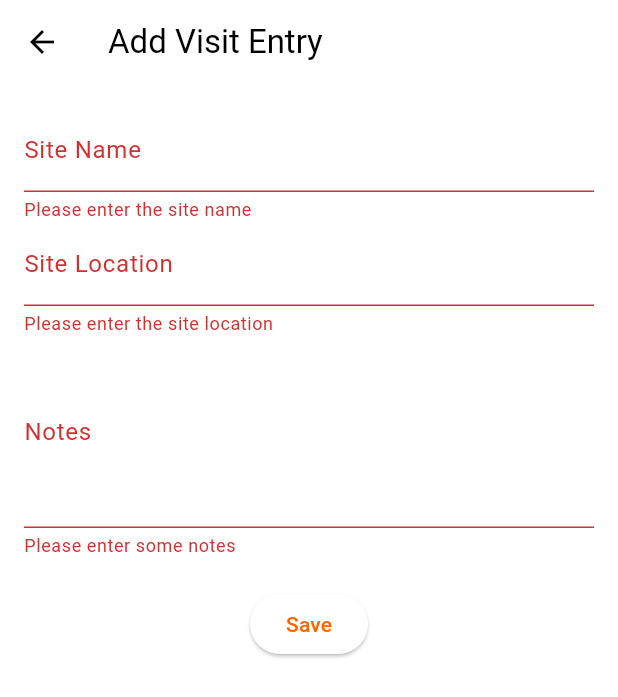
After one commit to arunmopare/vetpro-partner-flutter, a Flutter app: the AddVisitEntryPage screen opened directly, after a tap on "Save", on a phone screen of 412 x 824 dp. The commit adds this screen. Shown: the top 697 px of the screen. Run offline on Flutter 3.47's test engine with Material 3 defaults, Android fonts, the phone set to English and light mode, and no system bars; our stand-ins replace location, shared_preferences; missing offline and left inert: flutter_background, workmanager; accounts and stored records are empty.

Commit message:
added new changes

```diff
--- a/lib/Constants/Constants.dart
+++ b/lib/Constants/Constants.dart
@@ -1,3 +1,3 @@
 class Constants {
-  static const String BASE_API_URL = "http://192.168.0.106:3000";
+  static const String BASE_API_URL = "http://192.168.31.18:3000";
 }
--- /dev/null
+++ b/lib/Pages/add_visit_entry.dart
@@ -0,0 +1,109 @@
+
+import 'package:flutter/material.dart';
+import 'package:http/http.dart' as http;
+import 'dart:convert';
+
+class AddVisitEntryPage extends StatefulWidget {
+  @override
+  _AddVisitEntryPageState createState() => _AddVisitEntryPageState();
+}
+
+class _AddVisitEntryPageState extends State<AddVisitEntryPage> {
+  final _formKey = GlobalKey<FormState>();
+  final TextEditingController _siteNameController = TextEditingController();
+  final TextEditingController _siteLocationController = TextEditingController();
+  final TextEditingController _notesController = TextEditingController();
+
+  Future<void> _saveVisitEntry() async {
+    if (_formKey.currentState!.validate()) {
+      final siteName = _siteNameController.text;
+      final siteLocation = _siteLocationController.text;
+      final notes = _notesController.text;
+
+      // Replace with your backend URL
+      const String backendUrl = 'https://your-backend-url/api/visit-entry';
+
+      try {
+        final response = await http.post(
+          Uri.parse(backendUrl),
+          headers: {'Content-Type': 'application/json'},
+          body: jsonEncode({
+            'siteName': siteName,
+            'siteLocation': siteLocation,
+            'notes': notes,
+          }),
+        );
+
+        if (response.statusCode == 200) {
+          ScaffoldMessenger.of(context).showSnackBar(
+            SnackBar(content: Text('Visit entry saved successfully!')),
+          );
+          Navigator.pop(context); // Return to the previous page
+        } else {
+          ScaffoldMessenger.of(context).showSnackBar(
+            SnackBar(content: Text('Failed to save visit entry.')),
+          );
+        }
+      } catch (error) {
+        ScaffoldMessenger.of(context).showSnackBar(
+          SnackBar(content: Text('Error: $error')),
+        );
+      }
+    }
+  }
+
+  @override
+  Widget build(BuildContext context) {
+    return Scaffold(
+      appBar: AppBar(
+        title: Text('Add Visit Entry'),
+      ),
+      body: Padding(
+        padding: EdgeInsets.all(16.0),
+        child: Form(
+          key: _formKey,
+          child: Column(
+            children: [
+              TextFormField(
+                controller: _siteNameController,
+                decoration: InputDecoration(labelText: 'Site Name'),
+                validator: (value) {
+                  if (value == null || value.isEmpty) {
+                    return 'Please enter the site name';
+                  }
+                  return null;
+                },
+              ),
+              TextFormField(
+                controller: _siteLocationController,
+                decoration: InputDecoration(labelText: 'Site Location'),
+                validator: (value) {
+                  if (value == null || value.isEmpty) {
+                    return 'Please enter the site location';
+                  }
+                  return null;
+                },
+              ),
+              TextFormField(
+                controller: _notesController,
+                decoration: InputDecoration(labelText: 'Notes'),
+                maxLines: 4,
+                validator: (value) {
+                  if (value == null || value.isEmpty) {
+                    return 'Please enter some notes';
+                  }
+                  return null;
+                },
+              ),
+              SizedBox(height: 20),
+              ElevatedButton(
+                onPressed: _saveVisitEntry,
+                child: Text('Save'),
+              ),
+            ],
+          ),
+        ),
+      ),
+    );
+  }
+}
--- a/lib/Pages/home_page.dart
+++ b/lib/Pages/home_page.dart
@@ -4,6 +4,7 @@ import 'package:flutter/material.dart';
 import 'package:provider/provider.dart';
 import 'package:vetpro/Pages/profile_page.dart';
 import 'package:vetpro/State/vet_pro_state.dart';
+import 'add_visit_entry.dart'; // Import the new AddVisitEntryPage
 
 class VetProHome extends StatefulWidget {
   const VetProHome({super.key});
@@ -46,6 +47,7 @@ class _VetProHomeState extends State<VetProHome> {
 }
 
 // Home Page with Timer and Check-In Button
+
 class HomePage extends StatelessWidget {
   const HomePage({super.key});
 
```
Also changed, not shown: lib/main.dart (line endings or trailing spaces).
